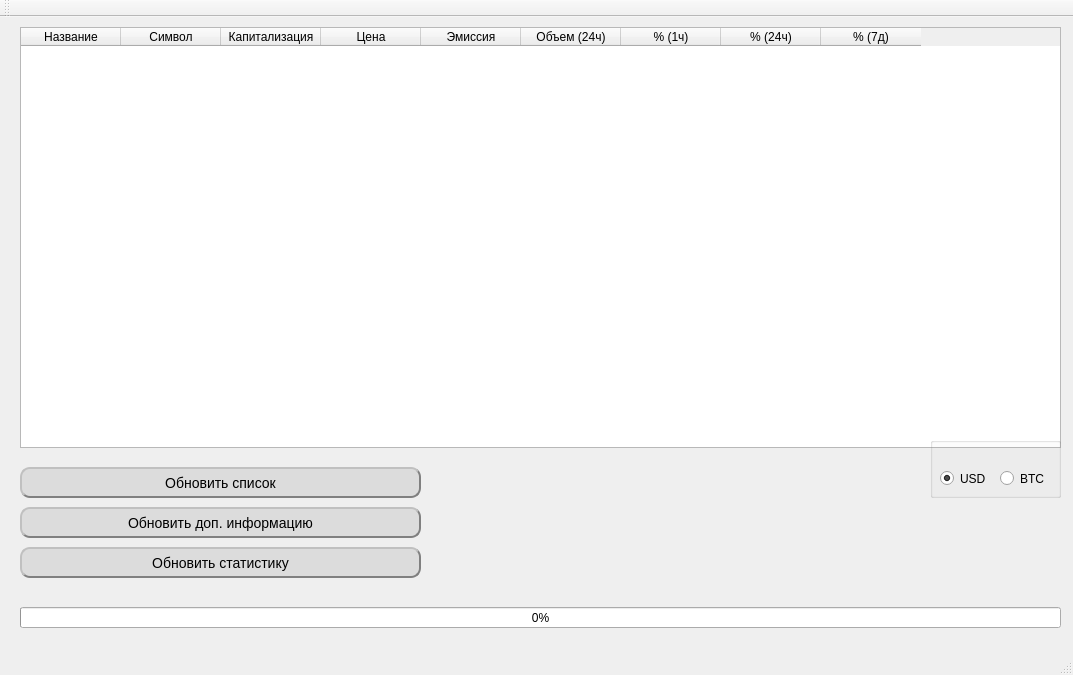
Qt form mainwindow.ui (valeksan/qapico) before a commit.
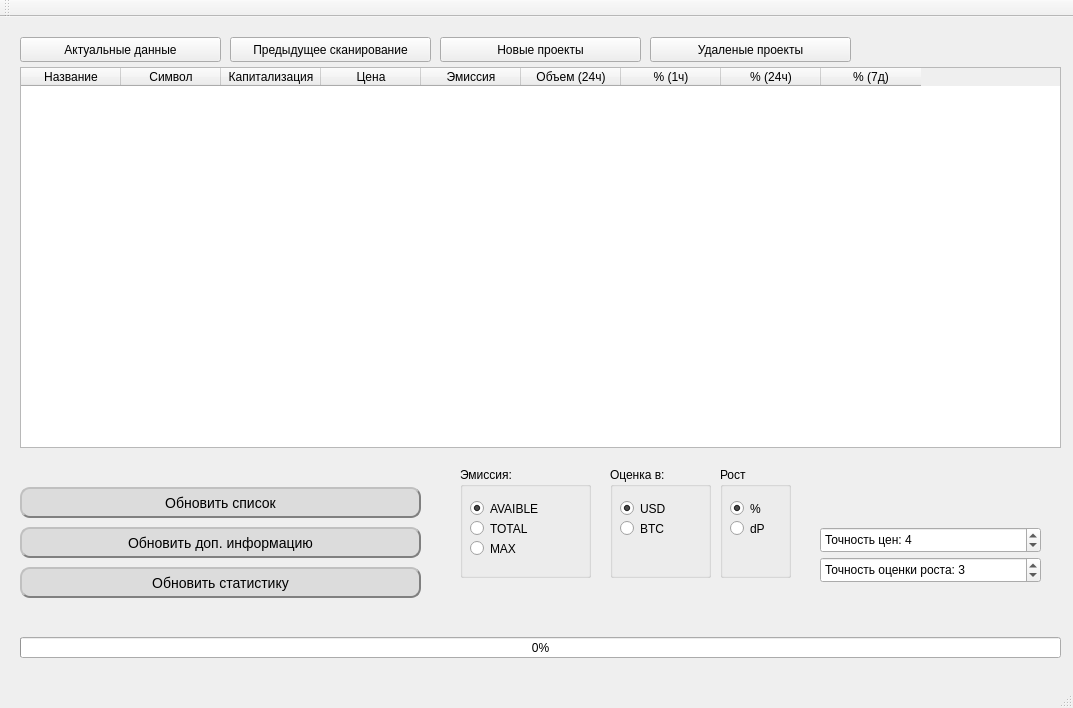
The same form after that commit.

What changed in the file:
```diff
--- a/mainwindow.ui
+++ b/mainwindow.ui
@@ -7,7 +7,7 @@
     <x>0</x>
     <y>0</y>
     <width>1073</width>
-    <height>675</height>
+    <height>708</height>
    </rect>
   </property>
   <property name="windowTitle">
@@ -21,9 +21,9 @@
     <property name="geometry">
      <rect>
       <x>20</x>
-      <y>10</y>
+      <y>50</y>
       <width>1041</width>
-      <height>421</height>
+      <height>381</height>
      </rect>
     </property>
     <column>
@@ -76,7 +76,7 @@
     <property name="geometry">
      <rect>
       <x>20</x>
-      <y>450</y>
+      <y>470</y>
       <width>401</width>
       <height>31</height>
      </rect>
@@ -106,7 +106,7 @@
     <property name="geometry">
      <rect>
       <x>20</x>
-      <y>490</y>
+      <y>510</y>
       <width>401</width>
       <height>31</height>
      </rect>
@@ -136,7 +136,7 @@
     <property name="geometry">
      <rect>
       <x>20</x>
-      <y>530</y>
+      <y>550</y>
       <width>401</width>
       <height>31</height>
      </rect>
@@ -166,7 +166,7 @@
     <property name="geometry">
      <rect>
       <x>20</x>
-      <y>590</y>
+      <y>620</y>
       <width>1041</width>
       <height>21</height>
      </rect>
@@ -191,14 +191,14 @@
    <widget class="QGroupBox" name="groupBox">
     <property name="geometry">
      <rect>
-      <x>930</x>
-      <y>420</y>
-      <width>131</width>
-      <height>61</height>
+      <x>610</x>
+      <y>450</y>
+      <width>101</width>
+      <height>111</height>
      </rect>
     </property>
     <property name="title">
-     <string/>
+     <string>Оценка в:</string>
     </property>
     <widget class="QRadioButton" name="radioButton">
      <property name="geometry">
@@ -219,8 +219,8 @@
     <widget class="QRadioButton" name="radioButton_2">
      <property name="geometry">
       <rect>
-       <x>70</x>
-       <y>30</y>
+       <x>10</x>
+       <y>50</y>
        <width>51</width>
        <height>23</height>
       </rect>
@@ -230,6 +230,196 @@
      </property>
     </widget>
    </widget>
+   <widget class="QGroupBox" name="groupBox_2">
+    <property name="geometry">
+     <rect>
+      <x>460</x>
+      <y>450</y>
+      <width>131</width>
+      <height>111</height>
+     </rect>
+    </property>
+    <property name="title">
+     <string>Эмиссия:</string>
+    </property>
+    <widget class="QRadioButton" name="radioButtonSupplyTotal">
+     <property name="geometry">
+      <rect>
+       <x>10</x>
+       <y>30</y>
+       <width>101</width>
+       <height>23</height>
+      </rect>
+     </property>
+     <property name="text">
+      <string>AVAIBLE</string>
+     </property>
+     <property name="checked">
+      <bool>true</bool>
+     </property>
+    </widget>
+    <widget class="QRadioButton" name="radioButtonSupplyAv">
+     <property name="geometry">
+      <rect>
+       <x>10</x>
+       <y>50</y>
+       <width>111</width>
+       <height>23</height>
+      </rect>
+     </property>
+     <property name="text">
+      <string>TOTAL</string>
+     </property>
+    </widget>
+    <widget class="QRadioButton" name="radioButtonSupplyMax">
+     <property name="geometry">
+      <rect>
+       <x>10</x>
+       <y>70</y>
+       <width>111</width>
+       <height>23</height>
+      </rect>
+     </property>
+     <property name="text">
+      <string>MAX</string>
+     </property>
+    </widget>
+   </widget>
+   <widget class="QGroupBox" name="groupBox_3">
+    <property name="geometry">
+     <rect>
+      <x>720</x>
+      <y>450</y>
+      <width>71</width>
+      <height>111</height>
+     </rect>
+    </property>
+    <property name="title">
+     <string>Рост</string>
+    </property>
+    <widget class="QRadioButton" name="radioButtonPR">
+     <property name="geometry">
+      <rect>
+       <x>10</x>
+       <y>30</y>
+       <width>51</width>
+       <height>23</height>
+      </rect>
+     </property>
+     <property name="text">
+      <string>%</string>
+     </property>
+     <property name="checked">
+      <bool>true</bool>
+     </property>
+    </widget>
+    <widget class="QRadioButton" name="radioButtonDP">
+     <property name="geometry">
+      <rect>
+       <x>10</x>
+       <y>50</y>
+       <width>51</width>
+       <height>23</height>
+      </rect>
+     </property>
+     <property name="text">
+      <string>dP</string>
+     </property>
+    </widget>
+   </widget>
+   <widget class="QSpinBox" name="spinBoxPrecisionPrices">
+    <property name="geometry">
+     <rect>
+      <x>820</x>
+      <y>510</y>
+      <width>221</width>
+      <height>26</height>
+     </rect>
+    </property>
+    <property name="prefix">
+     <string>Точность цен: </string>
+    </property>
+    <property name="maximum">
+     <number>20</number>
+    </property>
+    <property name="value">
+     <number>4</number>
+    </property>
+   </widget>
+   <widget class="QSpinBox" name="spinBoxPrecisionIncrease">
+    <property name="geometry">
+     <rect>
+      <x>820</x>
+      <y>540</y>
+      <width>221</width>
+      <height>26</height>
+     </rect>
+    </property>
+    <property name="prefix">
+     <string>Точность оценки роста: </string>
+    </property>
+    <property name="maximum">
+     <number>20</number>
+    </property>
+    <property name="value">
+     <number>3</number>
+    </property>
+   </widget>
+   <widget class="QPushButton" name="pushButtonActual">
+    <property name="geometry">
+     <rect>
+      <x>20</x>
+      <y>20</y>
+      <width>201</width>
+      <height>25</height>
+     </rect>
+    </property>
+    <property name="styleSheet">
+     <string notr="true"/>
+    </property>
+    <property name="text">
+     <string>Актуальные данные</string>
+    </property>
+   </widget>
+   <widget class="QPushButton" name="pushButtonPrevScan">
+    <property name="geometry">
+     <rect>
+      <x>230</x>
+      <y>20</y>
+      <width>201</width>
+      <height>25</height>
+     </rect>
+    </property>
+    <property name="text">
+     <string>Предыдущее сканирование</string>
+    </property>
+   </widget>
+   <widget class="QPushButton" name="pushButtonNewProjects">
+    <property name="geometry">
+     <rect>
+      <x>440</x>
+      <y>20</y>
+      <width>201</width>
+      <height>25</height>
+     </rect>
+    </property>
+    <property name="text">
+     <string>Новые проекты</string>
+    </property>
+   </widget>
+   <widget class="QPushButton" name="pushButtonDeadProjects">
+    <property name="geometry">
+     <rect>
+      <x>650</x>
+      <y>20</y>
+      <width>201</width>
+      <height>25</height>
+     </rect>
+    </property>
+    <property name="text">
+     <string>Удаленые проекты</string>
+    </property>
+   </widget>
   </widget>
   <widget class="QMenuBar" name="menuBar">
    <property name="geometry">
```
Left out of the diff: 4 changed lines with no effect on the pictures.
